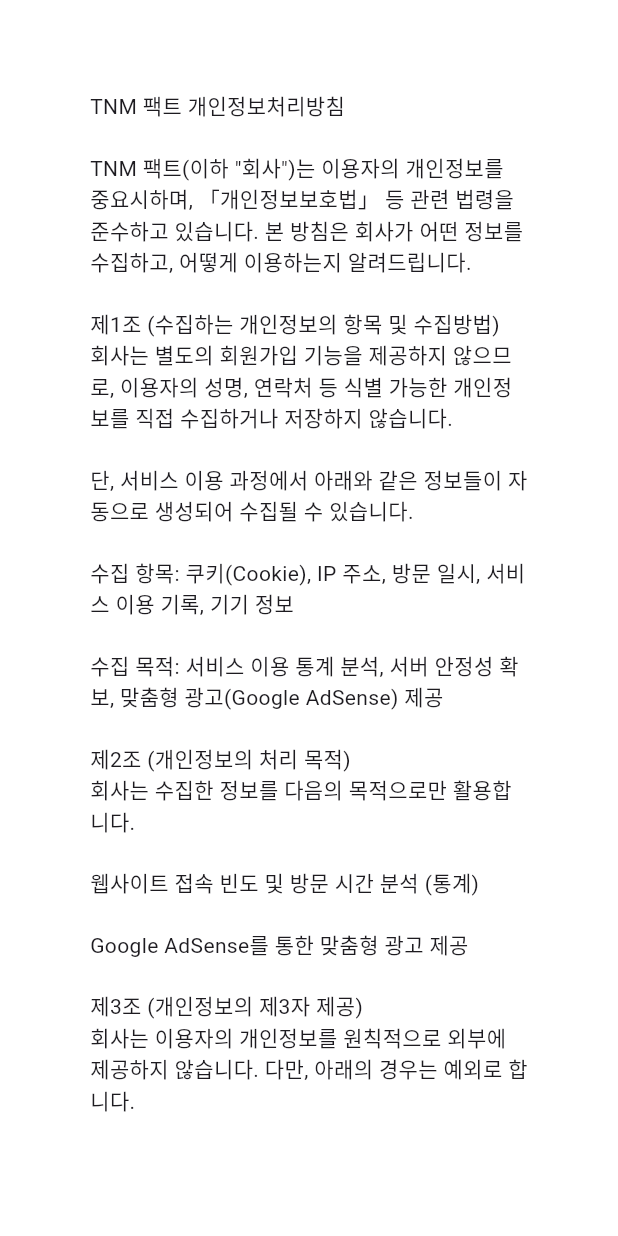
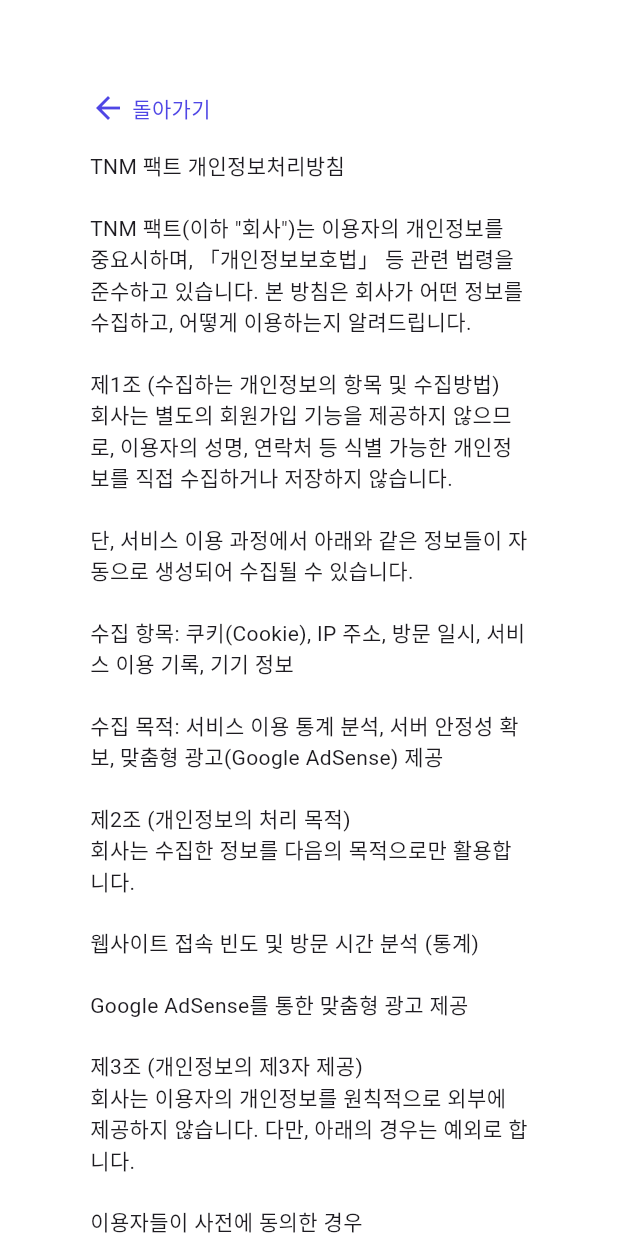
Before and after one commit to KimMinJin63/WebTNMFact, a Flutter app: the PrivacyPolicyPage screen opened by its route, on a phone screen of 412 x 824 dp. Run offline on Flutter 3.47's test engine with Material 3 defaults, Android fonts, the phone set to English and light mode, and no system bars; our stand-ins replace auto_size_text, cloud_firestore, firebase_auth, firebase_core, fl_chart, flutter_screenutil and 3 more; accounts and stored records are empty; Roboto replaces fonts that are missing (PretendardSemiBold).

Commit message:
이용약관 및 개인정보처리 페이지 상단에 뒤로가기 버튼 추가

```diff
--- a/lib/view/page/privacy_policy_page.dart
+++ b/lib/view/page/privacy_policy_page.dart
@@ -1,5 +1,8 @@
 import 'package:flutter/material.dart';
+import 'package:get/get.dart';
+import 'package:tnm_fact/controller/home_controller.dart';
 import 'package:tnm_fact/utils/app_color.dart';
+import 'package:tnm_fact/utils/app_text_style.dart';
 
 class PrivacyPolicyPage extends StatelessWidget {
   const PrivacyPolicyPage({super.key});
@@ -9,9 +12,31 @@ class PrivacyPolicyPage extends StatelessWidget {
   Widget build(BuildContext context) {
     return Scaffold(
       backgroundColor: AppColor.white,
-      body: SafeArea(child: Padding(
-        padding: const EdgeInsets.all(60.0),
-        child: Text('''TNM 팩트 개인정보처리방침
+      body: SafeArea(
+          child: SingleChildScrollView(
+            scrollDirection: Axis.vertical,
+            child: Padding(
+                    padding: const EdgeInsets.all(60.0),
+                    child: Column(
+            children: [
+                  GestureDetector(
+                    onTap: () {
+                      Get.back();
+                    },
+                    child: Row(
+                      children: [
+                        Icon(Icons.arrow_back, color: AppColor.primary),
+                        SizedBox(width: 4),
+                        Text('돌아가기',
+                            style: AppTextStyle.koSemiBold14()
+                                .copyWith(color: AppColor.primary)),
+                      ],
+                    ),
+                  ),
+              SizedBox(height: 16,),
+              Align(
+                alignment: Alignment.centerLeft,
+                child: Text('''TNM 팩트 개인정보처리방침
 
 TNM 팩트(이하 "회사")는 이용자의 개인정보를 중요시하며, 「개인정보보호법」 등 관련 법령을 준수하고 있습니다. 본 방침은 회사가 어떤 정보를 수집하고, 어떻게 이용하는지 알려드립니다.
 
@@ -58,7 +83,11 @@ Google AdSense를 통한 맞춤형 광고 제공
 
 제6조 (개인정보처리방침의 변경)
 이 개인정보처리방침은 2025년 1월 1일부터 적용됩니다.'''),
-      )),
+              ),
+            ],
+                    ),
+                  ),
+          )),
     );
   }
 }
```
Also changed, not shown: lib/view/page/terms_of_service_page.dart (+31 -3 lines), 1 other file.
